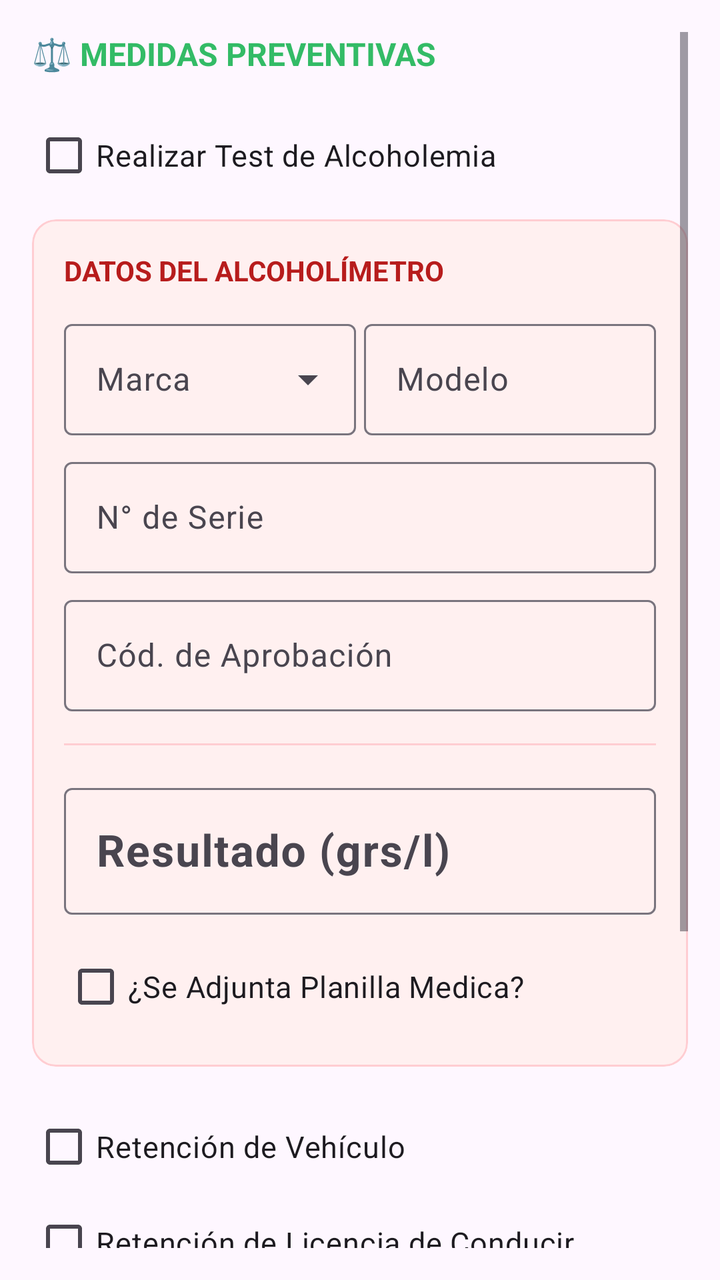
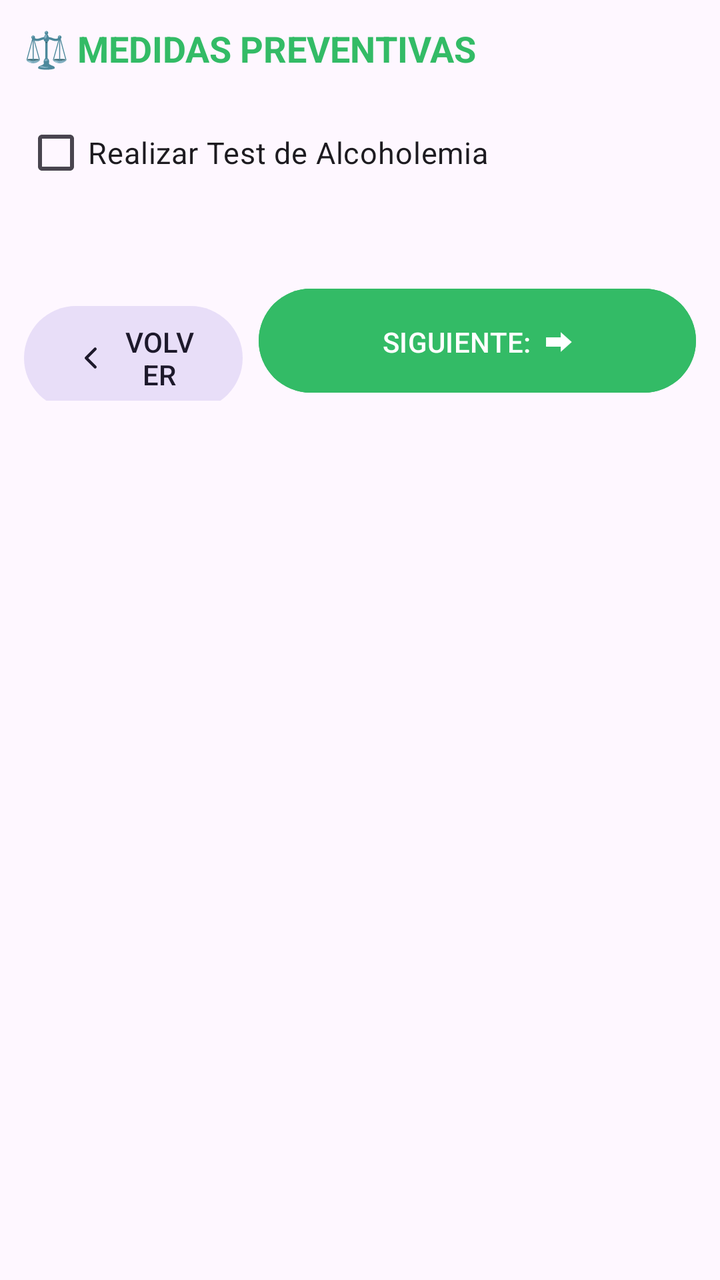

Before-and-after screenshots of an Android layout around one commit, followed by the original layout XML and the change that was made.
<!-- AndroidManifest.xml: application theme Theme.ChivilcoyActas -->
<!-- res/layout/fragment_alcoholemia.xml -->
<?xml version="1.0" encoding="utf-8"?>
<ScrollView xmlns:android="http://schemas.android.com/apk/res/android"
    xmlns:app="http://schemas.android.com/apk/res-auto"
    android:id="@+id/scrollAlcoholemia"
    android:layout_width="match_parent"
    android:layout_height="match_parent"
    android:fillViewport="true"
    android:padding="16dp">

    <LinearLayout
        android:layout_width="match_parent"
        android:layout_height="wrap_content"
        android:orientation="vertical">

        <TextView
            android:layout_width="wrap_content"
            android:layout_height="wrap_content"
            android:text="⚖️ MEDIDAS PREVENTIVAS"
            android:textColor="#33BB66"
            android:textStyle="bold"
            android:textSize="16sp"
            android:layout_marginBottom="16dp"/>

        
        <CheckBox
            android:id="@+id/checkHacerTest"
            android:layout_width="match_parent"
            android:layout_height="wrap_content"
            android:text="Realizar Test de Alcoholemia"
            android:textSize="15sp"/>

        
        <com.google.android.material.card.MaterialCardView
            android:id="@+id/cardTest"
            android:layout_width="match_parent"
            android:layout_height="wrap_content"
            android:visibility="visible"
            app:cardBackgroundColor="#FFF0F0"
            app:strokeColor="#FFCDD2"
            app:strokeWidth="1dp"
            android:layout_marginTop="8dp"
            android:layout_marginBottom="16dp">

            <LinearLayout
                android:layout_width="match_parent"
                android:layout_height="wrap_content"
                android:orientation="vertical"
                android:padding="16dp">

                <TextView
                    android:layout_width="wrap_content"
                    android:layout_height="wrap_content"
                    android:text="DATOS DEL ALCOHOLÍMETRO"
                    android:textColor="#B71C1C"
                    android:textStyle="bold"
                    android:layout_marginBottom="12dp"/>

                <LinearLayout
                    android:layout_width="match_parent"
                    android:layout_height="wrap_content"
                    android:orientation="horizontal"
                    android:weightSum="2">

                    
                    <com.google.android.material.textfield.TextInputLayout
                        style="@style/Widget.Material3.TextInputLayout.OutlinedBox.ExposedDropdownMenu"
                        android:layout_width="0dp"
                        android:layout_height="wrap_content"
                        android:layout_weight="1"
                        android:hint="Marca"
                        android:layout_marginEnd="4dp">
                        <com.google.android.material.textfield.MaterialAutoCompleteTextView
                            android:id="@+id/spinnerAlcoMarca"
                            android:layout_width="match_parent"
                            android:layout_height="wrap_content"
                            android:inputType="none" />
                    </com.google.android.material.textfield.TextInputLayout>

                    
                    <com.google.android.material.textfield.TextInputLayout
                        style="@style/Widget.Material3.TextInputLayout.OutlinedBox"
                        android:layout_width="0dp"
                        android:layout_height="wrap_content"
                        android:layout_weight="1"
                        android:hint="Modelo">
                        <com.google.android.material.textfield.TextInputEditText
                            android:id="@+id/etAlcoModelo"
                            android:layout_width="match_parent"
                            android:layout_height="wrap_content"
                            android:focusable="false"
                            android:clickable="false"
                            android:singleLine="true"/>
                    </com.google.android.material.textfield.TextInputLayout>
                </LinearLayout>

                
                <com.google.android.material.textfield.TextInputLayout
                    style="@style/Widget.Material3.TextInputLayout.OutlinedBox"
                    android:layout_width="match_parent"
                    android:layout_height="wrap_content"
                    android:hint="N° de Serie"
                    android:layout_marginTop="8dp">
                    <com.google.android.material.textfield.TextInputEditText
                        android:id="@+id/etAlcoSerie"
                        android:layout_width="match_parent"
                        android:layout_height="wrap_content"
                        android:focusable="false"
                        android:clickable="false"
                        android:singleLine="true"/>
                </com.google.android.material.textfield.TextInputLayout>

                
                <com.google.android.material.textfield.TextInputLayout
                    style="@style/Widget.Material3.TextInputLayout.OutlinedBox"
                    android:layout_width="match_parent"
                    android:layout_height="wrap_content"
                    android:hint="Cód. de Aprobación"
                    android:layout_marginTop="8dp">
                    <com.google.android.material.textfield.TextInputEditText
                        android:id="@+id/etAlcoAprobacion"
                        android:layout_width="match_parent"
                        android:layout_height="wrap_content"
                        android:focusable="false"
                        android:clickable="false"
                        android:singleLine="true"/>
                </com.google.android.material.textfield.TextInputLayout>

                <View
                    android:layout_width="match_parent"
                    android:layout_height="1dp"
                    android:background="#FFCDD2"
                    android:layout_marginVertical="16dp"/>

                
                <com.google.android.material.textfield.TextInputLayout
                    style="@style/Widget.Material3.TextInputLayout.OutlinedBox"
                    android:layout_width="match_parent"
                    android:layout_height="wrap_content"
                    android:hint="Resultado (grs/l)">
                    <com.google.android.material.textfield.TextInputEditText
                        android:id="@+id/etResultado"
                        android:layout_width="match_parent"
                        android:layout_height="wrap_content"
                        android:inputType="numberDecimal"
                        android:textSize="22sp"
                        android:textStyle="bold"
                        android:textColor="#B71C1C"/>
                </com.google.android.material.textfield.TextInputLayout>

                <CheckBox
                    android:id="@+id/checkPlanillaMedica"
                    android:layout_width="match_parent"
                    android:layout_height="wrap_content"
                    android:text="¿Se Adjunta Planilla Medica?"
                    android:layout_marginTop="12dp"
                    android:textSize="15sp"/>
            </LinearLayout>
        </com.google.android.material.card.MaterialCardView>

        
        <CheckBox
            android:id="@+id/checkRetencionVehiculo"
            android:layout_width="match_parent"
            android:layout_height="wrap_content"
            android:text="Retención de Vehículo"
            android:textSize="15sp" />

        <CheckBox
            android:id="@+id/checkRetencionLicencia"
            android:layout_width="match_parent"
            android:layout_height="wrap_content"
            android:text="Retención de Licencia de Conducir"
            android:textSize="15sp" />

        <CheckBox
            android:id="@+id/checkAnimal"
            android:layout_width="match_parent"
            android:layout_height="wrap_content"
            android:text="Retención de Animal"
            android:textSize="15sp" />

        
        <LinearLayout
            android:layout_width="match_parent"
            android:layout_height="wrap_content"
            android:orientation="horizontal"
            android:weightSum="3"
            android:layout_marginTop="32dp">
            <Button
                android:id="@+id/btnVolverAlco"
                style="@style/Widget.Material3.Button.TonalButton"
                android:layout_width="0dp"
                android:layout_height="60dp"
                android:layout_weight="1"
                android:text="VOLVER"/>
            <Button
                android:id="@+id/btnSiguienteAlco"
                android:layout_width="0dp"
                android:layout_height="60dp"
                android:layout_weight="2"
                android:text="SIGUIENTE:  ⮕"
                android:backgroundTint="#33BB66"
                android:layout_marginStart="8dp"/>
        </LinearLayout>

        <Space android:layout_width="match_parent" android:layout_height="80dp" />
    </LinearLayout>
</ScrollView>
<!-- resources referenced by this layout -->
<resources>
  <style name="Theme.ChivilcoyActas" parent="Base.Theme.ChivilcoyActas" />
  <style name="Base.Theme.ChivilcoyActas" parent="Theme.Material3.DayNight.NoActionBar">
          
          <item name="colorPrimary">#33BB66</item>
  
          <item name="colorSecondary">#33BB66</item>
          <item name="android:statusBarColor">#33BB66</item>
      </style>
</resources>

<!-- the commit's change to res/layout/fragment_alcoholemia.xml (unified diff, before → after) -->
@@ -5,7 +5,8 @@
     android:layout_width="match_parent"
     android:layout_height="match_parent"
     android:fillViewport="true"
-    android:padding="16dp">
+    android:padding="12dp"
+    android:clipToPadding="false">
 
     <LinearLayout
         android:layout_width="match_parent"
@@ -18,7 +19,7 @@
             android:text="⚖️ MEDIDAS PREVENTIVAS"
             android:textColor="#33BB66"
             android:textStyle="bold"
-            android:textSize="16sp"
+            android:textSize="18sp"
             android:layout_marginBottom="16dp"/>
 
         
@@ -34,7 +35,7 @@
             android:id="@+id/cardTest"
             android:layout_width="match_parent"
             android:layout_height="wrap_content"
-            android:visibility="visible"
+            android:visibility="gone"
             app:cardBackgroundColor="#FFF0F0"
             app:strokeColor="#FFCDD2"
             app:strokeWidth="1dp"
@@ -158,26 +159,12 @@
         </com.google.android.material.card.MaterialCardView>
 
         
-        <CheckBox
-            android:id="@+id/checkRetencionVehiculo"
-            android:layout_width="match_parent"
-            android:layout_height="wrap_content"
-            android:text="Retención de Vehículo"
-            android:textSize="15sp" />
-
-        <CheckBox
-            android:id="@+id/checkRetencionLicencia"
-            android:layout_width="match_parent"
-            android:layout_height="wrap_content"
-            android:text="Retención de Licencia de Conducir"
-            android:textSize="15sp" />
-
-        <CheckBox
-            android:id="@+id/checkAnimal"
-            android:layout_width="match_parent"
-            android:layout_height="wrap_content"
-            android:text="Retención de Animal"
-            android:textSize="15sp" />
+        <LinearLayout
+            android:id="@+id/containerBienesPreventivos"
+            android:layout_width="match_parent"
+            android:layout_height="wrap_content"
+            android:orientation="vertical"
+            android:layout_marginTop="8dp" />
 
         
         <LinearLayout
@@ -192,7 +179,10 @@
                 android:layout_width="0dp"
                 android:layout_height="60dp"
                 android:layout_weight="1"
-                android:text="VOLVER"/>
+                android:text="VOLVER"
+                app:icon="@drawable/ic_arrow_back_thin"
+                app:iconGravity="textStart"
+                android:layout_marginEnd="8dp"/>
             <Button
                 android:id="@+id/btnSiguienteAlco"
                 android:layout_width="0dp"
@@ -200,9 +190,11 @@
                 android:layout_weight="2"
                 android:text="SIGUIENTE:  ⮕"
                 android:backgroundTint="#33BB66"
-                android:layout_marginStart="8dp"/>
+                />
         </LinearLayout>
 
-        <Space android:layout_width="match_parent" android:layout_height="80dp" />
+        <Space
+            android:layout_width="match_parent"
+            android:layout_height="250dp" />
     </LinearLayout>
 </ScrollView>
<!-- resource entries referenced after the edit -->
@@ -1,5 +1,18 @@
 <!-- resources referenced by this layout -->
 <resources>
+  <!-- drawable ic_arrow_back_thin (drawable) -->
+  <vector xmlns:android="http://schemas.android.com/apk/res/android"
+      android:width="24dp"
+      android:height="24dp"
+      android:viewportWidth="24"
+      android:viewportHeight="24">
+      <path
+          android:strokeColor="#000000"
+          android:strokeWidth="2"
+          android:strokeLineCap="round"
+          android:strokeLineJoin="round"
+          android:pathData="M15,18l-6,-6 6,-6" />
+  </vector>
   <style name="Theme.ChivilcoyActas" parent="Base.Theme.ChivilcoyActas" />
   <style name="Base.Theme.ChivilcoyActas" parent="Theme.Material3.DayNight.NoActionBar">
           
